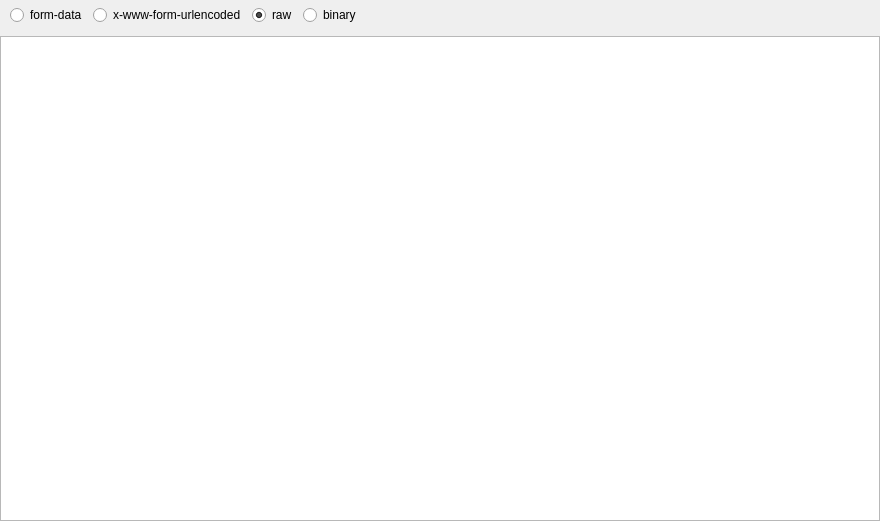
This is src/frontend/views/editor/request_body_form.ui in evanrolfe/oneproxy as Qt 5 draws it before an edit. The edited form follows.
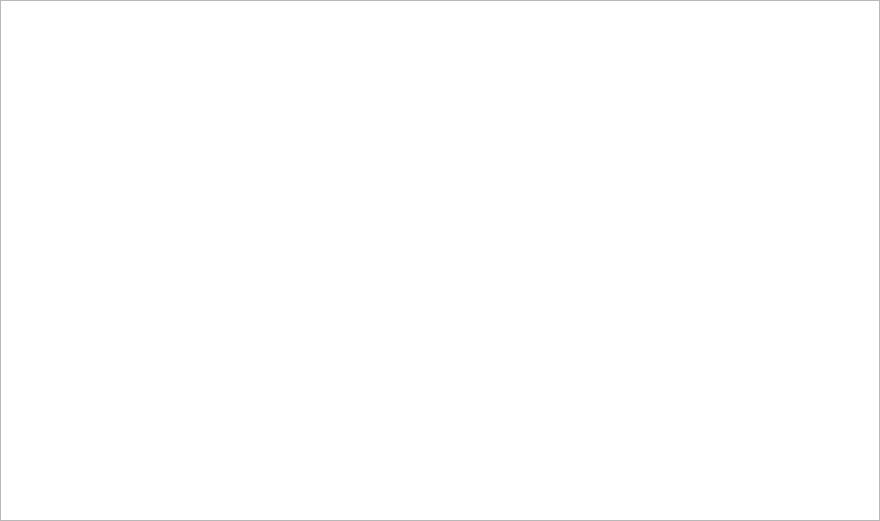
This is the edited form.

Commit message: Frontend: improve request editor form

Diff of the .ui file:
```diff
--- a/src/frontend/views/editor/request_body_form.ui
+++ b/src/frontend/views/editor/request_body_form.ui
@@ -23,78 +23,6 @@
    <property name="bottomMargin">
     <number>0</number>
    </property>
-   <item>
-    <layout class="QHBoxLayout" name="requestBodyFormHLayout">
-     <property name="leftMargin">
-      <number>10</number>
-     </property>
-     <property name="topMargin">
-      <number>5</number>
-     </property>
-     <property name="rightMargin">
-      <number>10</number>
-     </property>
-     <property name="bottomMargin">
-      <number>5</number>
-     </property>
-     <item>
-      <widget class="QRadioButton" name="radioButton">
-       <property name="text">
-        <string>form-data</string>
-       </property>
-       <property name="checkable">
-        <bool>false</bool>
-       </property>
-      </widget>
-     </item>
-     <item>
-      <widget class="QRadioButton" name="radioButton_2">
-       <property name="text">
-        <string>x-www-form-urlencoded</string>
-       </property>
-       <property name="checkable">
-        <bool>false</bool>
-       </property>
-      </widget>
-     </item>
-     <item>
-      <widget class="QRadioButton" name="radioButton_3">
-       <property name="text">
-        <string>raw</string>
-       </property>
-       <property name="checkable">
-        <bool>true</bool>
-       </property>
-       <property name="checked">
-        <bool>true</bool>
-       </property>
-      </widget>
-     </item>
-     <item>
-      <widget class="QRadioButton" name="radioButton_4">
-       <property name="text">
-        <string>binary</string>
-       </property>
-       <property name="checkable">
-        <bool>false</bool>
-       </property>
-      </widget>
-     </item>
-     <item>
-      <spacer name="horizontalSpacer">
-       <property name="orientation">
-        <enum>Qt::Horizontal</enum>
-       </property>
-       <property name="sizeHint" stdset="0">
-        <size>
-         <width>148</width>
-         <height>20</height>
-        </size>
-       </property>
-      </spacer>
-     </item>
-    </layout>
-   </item>
    <item>
     <widget class="QPlainTextEdit" name="requestBodyInput"/>
    </item>
```
Left out of the diff: 2 changed lines with no effect on the pictures. The commit also changes 7 other files.
